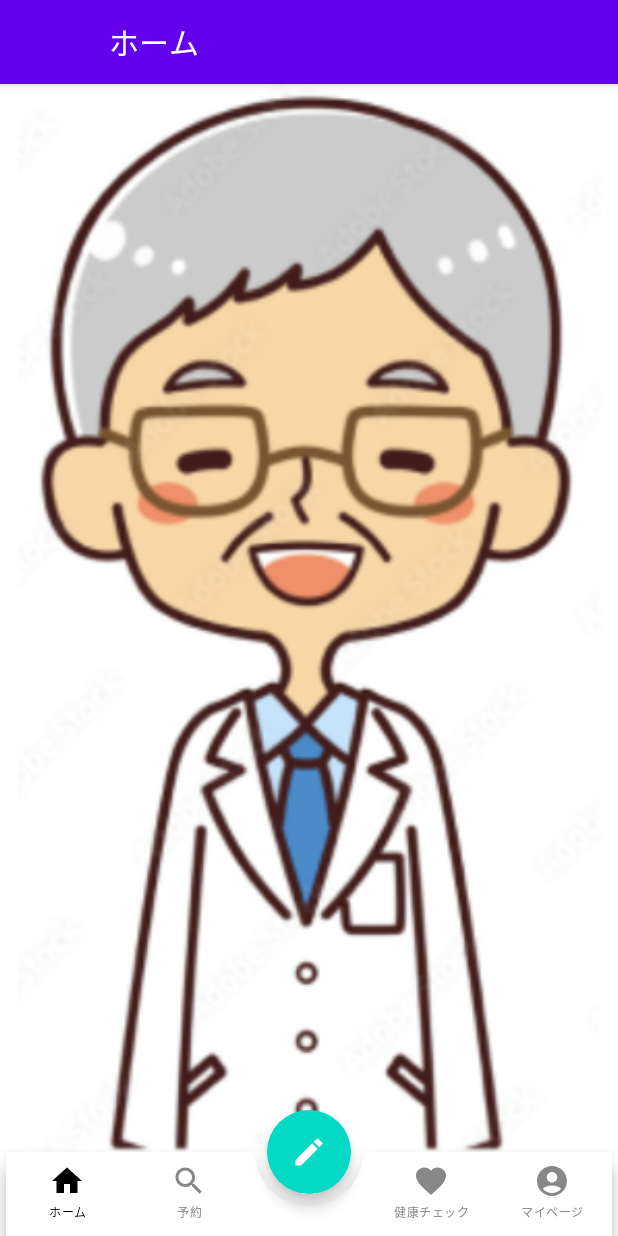
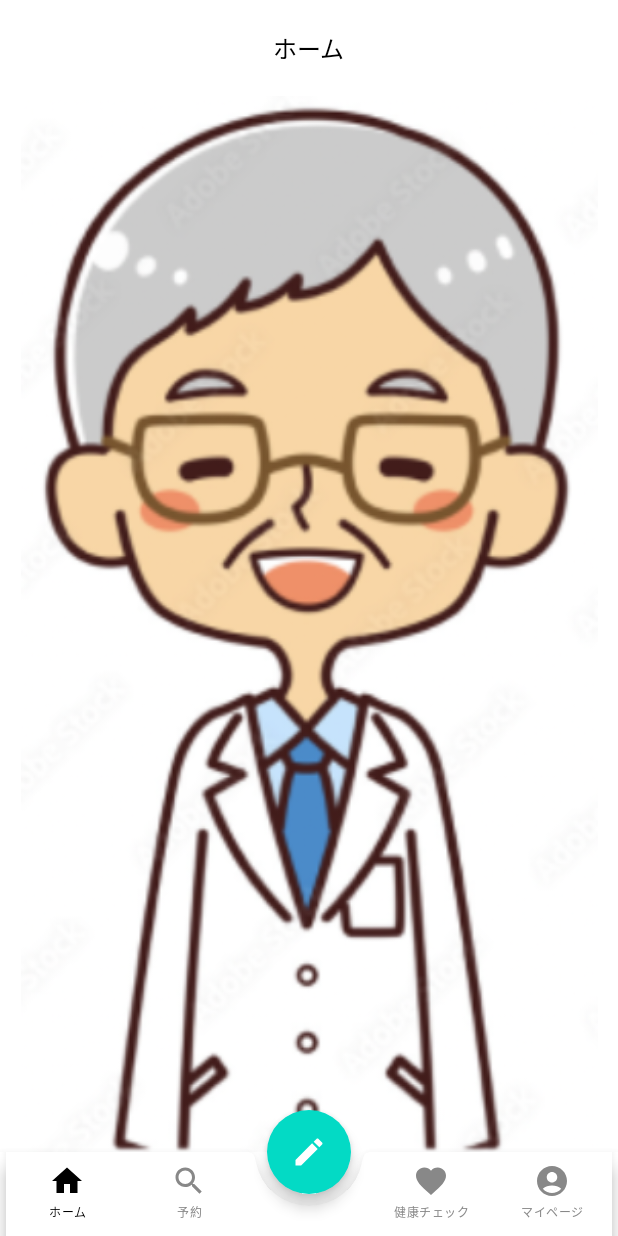
Before and after one commit to rnk0085/medical-hackathon, an Android app built with Jetpack Compose: the screen it shows after launch (MainActivity), on a phone screen of 412 x 824 dp. Run offline under Robolectric (Android 15) with nearby library versions, the phone set to English and light mode, and no system bars.

Commit message:
feat: CenterAlignedTopAppBar を活用

```diff
--- a/app/build.gradle
+++ b/app/build.gradle
@@ -54,6 +54,10 @@ dependencies {
     implementation('com.journeyapps:zxing-android-embedded:4.3.0') { transitive = false }
     implementation 'com.google.zxing:core:3.3.0'
 
+    // https://developer.android.com/jetpack/androidx/releases/compose-material3
+    implementation "androidx.compose.material3:material3:1.0.1"
+    implementation "androidx.compose.material3:material3-window-size-class:1.0.1"
+
     implementation 'androidx.core:core-ktx:1.7.0'
     implementation 'androidx.lifecycle:lifecycle-runtime-ktx:2.3.1'
     implementation 'androidx.activity:activity-compose:1.3.1'
--- a/app/src/main/java/com/example/medicalhackathon/ui/common/HackathonTopAppBar.kt
+++ b/app/src/main/java/com/example/medicalhackathon/ui/common/HackathonTopAppBar.kt
@@ -1,32 +1,40 @@
 package com.example.medicalhackathon.ui.common
 
+import androidx.compose.foundation.layout.fillMaxWidth
 import androidx.compose.material.Icon
 import androidx.compose.material.IconButton
 import androidx.compose.material.MaterialTheme
+import androidx.compose.material.MaterialTheme.colors
 import androidx.compose.material.Text
 import androidx.compose.material.TopAppBar
 import androidx.compose.material.primarySurface
+import androidx.compose.material3.CenterAlignedTopAppBar
+import androidx.compose.material3.ExperimentalMaterial3Api
+import androidx.compose.material3.TopAppBarDefaults
 import androidx.compose.runtime.Composable
+import androidx.compose.ui.Modifier
+import androidx.compose.ui.graphics.Color
 import androidx.compose.ui.graphics.vector.ImageVector
 import androidx.compose.ui.text.style.TextAlign
 import androidx.compose.ui.tooling.preview.Preview
 import androidx.compose.ui.unit.dp
 import com.example.medicalhackathon.ui.theme.MedicalHackathonTheme
 
+@OptIn(ExperimentalMaterial3Api::class)
 @Composable
 fun HackathonTopAppBar(
     hackathonTopAppBarUiState: HackathonTopAppBarUiState,
 ) {
-    TopAppBar(
-        elevation = 4.dp,
+    CenterAlignedTopAppBar(
         title = {
-            // TODO: センタリングしたい
             Text(
                 text = hackathonTopAppBarUiState.title,
-                textAlign = TextAlign.Center,
+                color = Color.Black,
             )
         },
-        backgroundColor =  MaterialTheme.colors.primarySurface,
+        colors = TopAppBarDefaults.centerAlignedTopAppBarColors(
+            containerColor = Color.White,
+        ),
         navigationIcon = {
             hackathonTopAppBarUiState.navigationIcon?.let { topAppBarIcon ->
                 IconButton(onClick = topAppBarIcon.iconClicked) {
```
